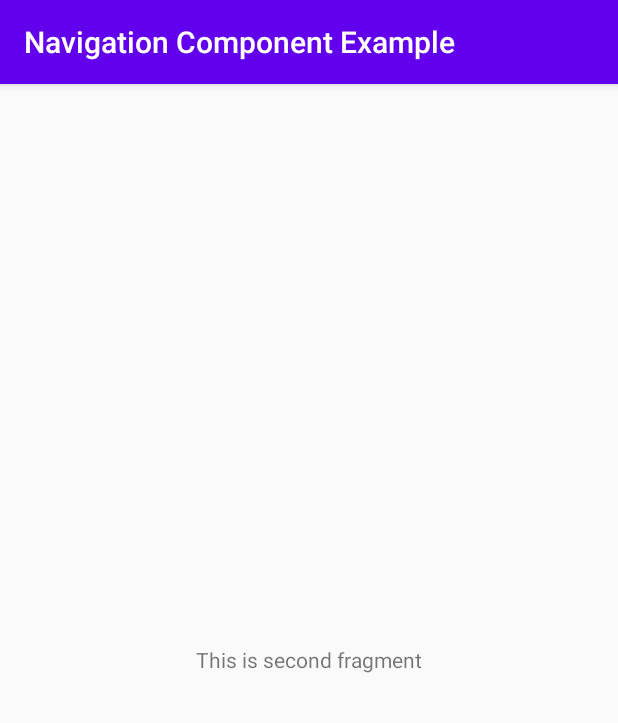
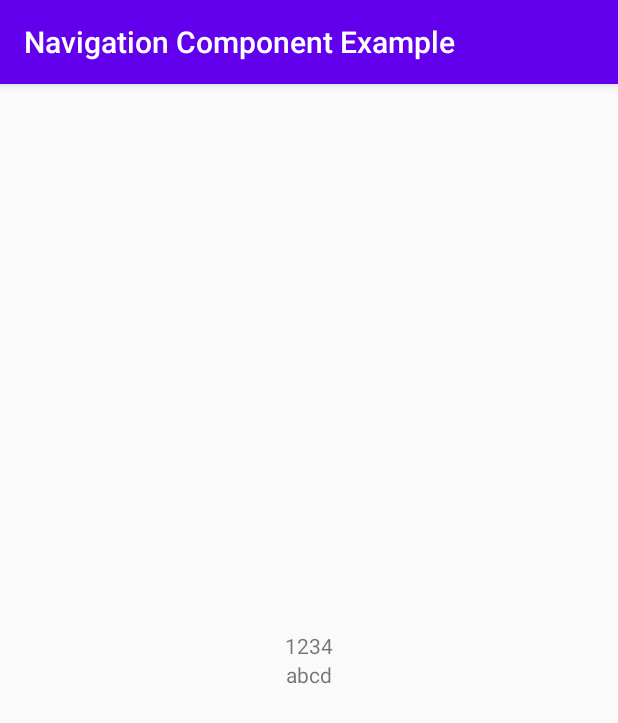
Before and after one commit to niteshtarani/navigation-component-example, an Android app: the screen it shows after launch (MainActivity), after a tap on "NAVIGATE TO SECOND FRAGMENT", on a phone screen of 412 x 824 dp. Shown: the top 723 px of the screen. Run offline under Robolectric (Android 15) with nearby library versions, the phone set to English and light mode, and no system bars.

```diff
--- a/app/build.gradle
+++ b/app/build.gradle
@@ -1,6 +1,7 @@
 apply plugin: 'com.android.application'
 apply plugin: 'kotlin-android'
 apply plugin: 'kotlin-android-extensions'
+apply plugin: 'androidx.navigation.safeargs.kotlin'
 
 android {
     compileSdkVersion 29
@@ -22,7 +23,13 @@ android {
             proguardFiles getDefaultProguardFile('proguard-android-optimize.txt'), 'proguard-rules.pro'
         }
     }
-
+    compileOptions {
+        sourceCompatibility JavaVersion.VERSION_1_8
+        targetCompatibility JavaVersion.VERSION_1_8
+    }
+    kotlinOptions {
+        jvmTarget = JavaVersion.VERSION_1_8.toString()
+    }
 }
 
 dependencies {
--- a/app/src/main/java/app/navigationcomponentexample/FirstFragment.kt
+++ b/app/src/main/java/app/navigationcomponentexample/FirstFragment.kt
@@ -22,7 +22,8 @@ class FirstFragment : Fragment() {
     override fun onViewCreated(view: View, savedInstanceState: Bundle?) {
         super.onViewCreated(view, savedInstanceState)
         button.setOnClickListener {
-            findNavController().navigate(R.id.action_first_to_second)
+            val directions = FirstFragmentDirections.actionFirstToSecond(arg1 = 1234, arg2 = "abcd")
+            findNavController().navigate(directions)
         }
     }
 }
--- a/app/src/main/java/app/navigationcomponentexample/SecondFragment.kt
+++ b/app/src/main/java/app/navigationcomponentexample/SecondFragment.kt
@@ -5,8 +5,12 @@ import androidx.fragment.app.Fragment
 import android.view.LayoutInflater
 import android.view.View
 import android.view.ViewGroup
+import androidx.navigation.fragment.navArgs
+import kotlinx.android.synthetic.main.fragment_second.*
 
 class SecondFragment : Fragment() {
+
+    private val safeArgs: SecondFragmentArgs by navArgs()
 
     override fun onCreateView(
         inflater: LayoutInflater, container: ViewGroup?,
@@ -16,4 +20,9 @@ class SecondFragment : Fragment() {
         return inflater.inflate(R.layout.fragment_second, container, false)
     }
 
+    override fun onViewCreated(view: View, savedInstanceState: Bundle?) {
+        super.onViewCreated(view, savedInstanceState)
+        arg1TextView.text = safeArgs.arg1.toString()
+        arg2TextView.text = safeArgs.arg2
+    }
 }
--- a/app/src/main/res/layout/activity_main.xml
+++ b/app/src/main/res/layout/activity_main.xml
@@ -10,12 +10,12 @@
         android:id="@+id/nav_host_fragment"
         android:layout_width="0dp"
         android:layout_height="0dp"
+        android:name="androidx.navigation.fragment.NavHostFragment"
+        app:navGraph="@navigation/nav_graph"
+        app:defaultNavHost="true"
         app:layout_constraintStart_toStartOf="parent"
         app:layout_constraintEnd_toEndOf="parent"
         app:layout_constraintTop_toTopOf="parent"
-        app:layout_constraintBottom_toBottomOf="parent"
-        android:name="androidx.navigation.fragment.NavHostFragment"
-        app:navGraph="@navigation/nav_graph"
-        app:defaultNavHost="true"/>
+        app:layout_constraintBottom_toBottomOf="parent" />
 
 </androidx.constraintlayout.widget.ConstraintLayout>
--- a/app/src/main/res/layout/fragment_second.xml
+++ b/app/src/main/res/layout/fragment_second.xml
@@ -1,14 +1,20 @@
 <?xml version="1.0" encoding="utf-8"?>
-<FrameLayout xmlns:android="http://schemas.android.com/apk/res/android"
+<LinearLayout xmlns:android="http://schemas.android.com/apk/res/android"
     xmlns:tools="http://schemas.android.com/tools"
     android:layout_width="match_parent"
     android:layout_height="match_parent"
+    android:orientation="vertical"
+    android:gravity="center"
     tools:context=".SecondFragment">
 
     <TextView
+        android:id="@+id/arg1TextView"
         android:layout_width="wrap_content"
-        android:layout_height="wrap_content"
-        android:layout_gravity="center"
-        android:text="@string/this_is_second_fragment" />
+        android:layout_height="wrap_content" />
 
-</FrameLayout>
+    <TextView
+        android:id="@+id/arg2TextView"
+        android:layout_width="wrap_content"
+        android:layout_height="wrap_content" />
+
+</LinearLayout>
--- a/app/src/main/res/navigation/nav_graph.xml
+++ b/app/src/main/res/navigation/nav_graph.xml
@@ -19,6 +19,17 @@
     <fragment
         android:id="@+id/nav_second_fragment"
         android:name="app.navigationcomponentexample.SecondFragment"
-        tools:layout="@layout/fragment_second"/>
+        tools:layout="@layout/fragment_second">
+
+        <argument
+            android:name="arg1"
+            app:argType="integer"
+            android:defaultValue="0"/>
+        <argument
+            android:name="arg2"
+            app:argType="string"
+            android:defaultValue="default"/>
+
+    </fragment>
 
 </navigation>
--- a/build.gradle
+++ b/build.gradle
@@ -10,6 +10,7 @@ buildscript {
     dependencies {
         classpath 'com.android.tools.build:gradle:3.6.0'
         classpath "org.jetbrains.kotlin:kotlin-gradle-plugin:$kotlin_version"
+        classpath "androidx.navigation:navigation-safe-args-gradle-plugin:2.2.2"
 
         // NOTE: Do not place your application dependencies here; they belong
         // in the individual module build.gradle files
```
